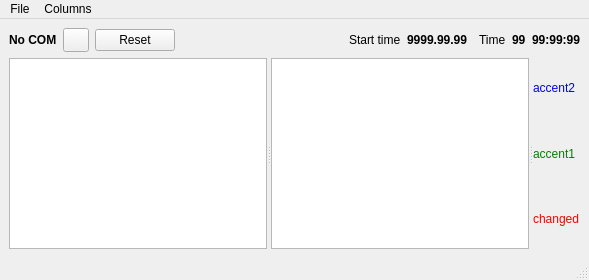
Qt form MeshConsole/MeshConsole.ui (Kreyl/armlet) before a commit.
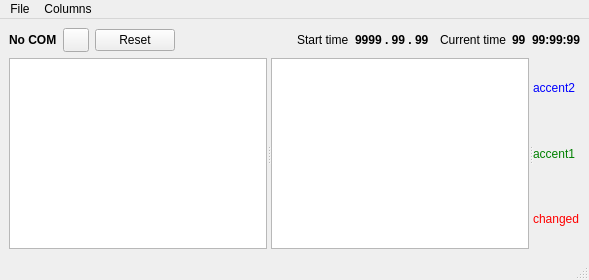
The same form after that commit. Icons and pictures are not drawn. Custom widgets are drawn as their Qt base class.

Patch:
```diff
--- a/MeshConsole/MeshConsole.ui
+++ b/MeshConsole/MeshConsole.ui
@@ -96,14 +96,14 @@
          <string notr="true">font-weight: bold</string>
         </property>
         <property name="text">
-         <string>9999.99.99</string>
+         <string>9999 . 99 . 99</string>
         </property>
        </widget>
       </item>
       <item>
        <widget class="QLabel" name="timeLabel">
         <property name="text">
-         <string>Time</string>
+         <string>Current time</string>
         </property>
         <property name="indent">
          <number>5</number>
```
